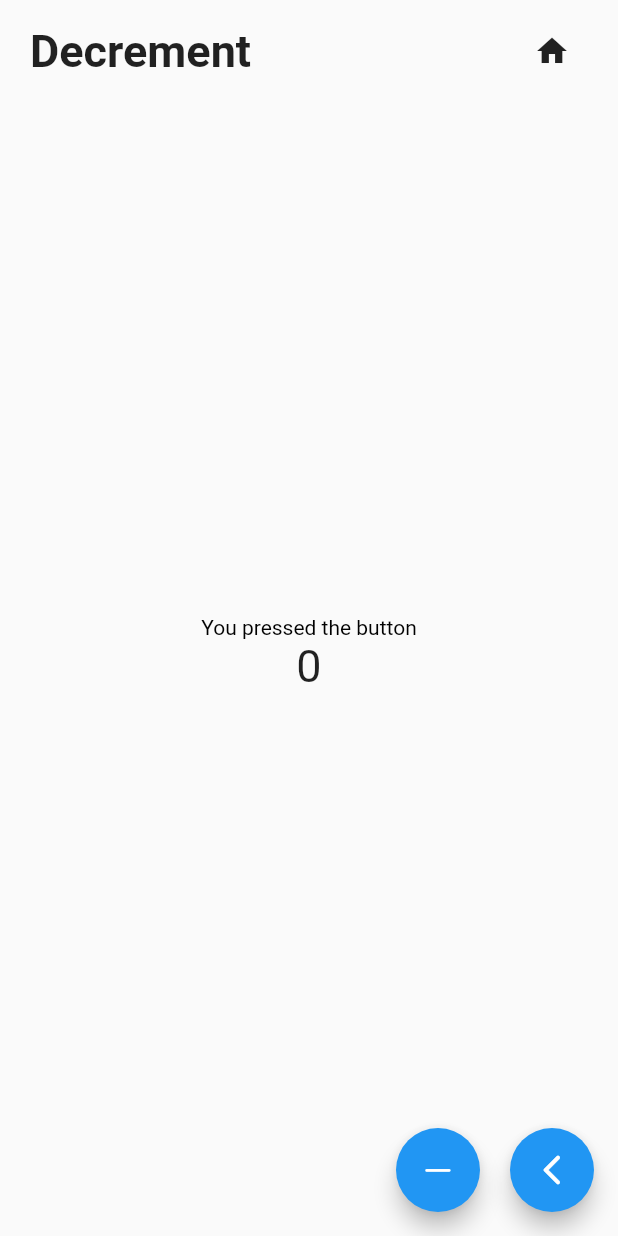
After one commit to priyanshipandya/Practical5, a Flutter app: the Dec screen opened by its route, on a phone screen of 412 x 824 dp. The commit adds this screen. Run offline on Flutter 3.47's test engine with Material 2 defaults, Android fonts, the phone set to English and light mode, and no system bars; network calls fail.

Commit message:
Added Navigation

```diff
--- /dev/null
+++ b/lib/Navigation/custom_page_route.dart
@@ -0,0 +1,26 @@
+import 'package:flutter/material.dart';
+
+class CustomPageRoute extends PageRouteBuilder{
+  final Widget page;
+
+  CustomPageRoute({required this.page})
+      : super(
+          pageBuilder: (
+            BuildContext context,
+            Animation<double> animation,
+            Animation<double> secondaryAnimation,
+          ) =>
+              page,
+          transitionsBuilder: (
+            BuildContext context,
+            Animation<double> animation,
+            Animation<double> secondaryAnimation,
+            Widget child,
+          ) =>
+              SlideTransition(
+            position: Tween<Offset>(begin: Offset(-1, 0), end: Offset.zero)
+                .animate(animation),
+                child: child,
+          ),
+        );
+}
--- a/lib/custom_widgets/clickable_artical.dart
+++ b/lib/custom_widgets/clickable_artical.dart
@@ -46,7 +46,7 @@ class _ClickableArticaleState extends State<ClickableArticale> {
                       crossAxisAlignment: CrossAxisAlignment.start,
                       children: [
                         Hero(
-                          tag: "myimage$index",
+                          tag: "myimage${newsList[index].title!}",
                           transitionOnUserGestures: true,
                           child: Image.network(
                             newsList[index].imageUrl!,
--- a/lib/custom_widgets/custom_text_field.dart
+++ b/lib/custom_widgets/custom_text_field.dart
@@ -56,6 +56,7 @@ class _CustomTextFieldState extends State<CustomTextField> {
                     icon: Icon(Icons.highlight_remove),
                     onPressed: () {
                       ctr.clear();
+                      widget.callBackFunction(ctr.text);
                     },
                   )
                 : null,
--- a/lib/main.dart
+++ b/lib/main.dart
@@ -1,9 +1,10 @@
 import 'dart:convert';
-
 import 'package:flutter/material.dart';
 import 'package:flutter/services.dart';
 import 'package:practical5/screens/home_page.dart';
-import 'package:practical5/screens/landing_page.dart';
+import 'package:practical5/screens/inc.dart';
+import 'package:practical5/screens/dec.dart';
+
 
 Future<void> main() async {
   WidgetsFlutterBinding.ensureInitialized();
@@ -11,15 +12,24 @@ Future<void> main() async {
   runApp(MyApp());
 }
 
+final GlobalKey<NavigatorState> navKey = GlobalKey();
+
 class MyApp extends StatelessWidget {
-  const MyApp({Key? key}) : super(key: key);
+  MyApp({Key? key}) : super(key: key);
 
   @override
   Widget build(BuildContext context) {
-    return const MaterialApp(
+    return MaterialApp(
       debugShowCheckedModeBanner: false,
       title: "Best Folk Medicine",
-      home: HomePage(),
+      initialRoute: '/',
+      routes: {
+        '/' : (context) => HomePage(),
+        '/Inc' : (context) => Inc(numbers: 0,),
+        '/Dec' : (context) => Dec(),
+      },
+      navigatorKey: navKey,
+      // home: HomePage(),
     );
   }
 }
--- /dev/null
+++ b/lib/screens/dec.dart
@@ -0,0 +1,102 @@
+import 'package:flutter/cupertino.dart';
+import 'package:flutter/material.dart';
+import 'package:practical5/Navigation/custom_page_route.dart';
+
+import '../main.dart';
+import 'inc.dart';
+
+class Dec extends StatefulWidget {
+  const Dec({Key? key}) : super(key: key);
+
+  @override
+  State<Dec> createState() => _DecState();
+}
+
+class _DecState extends State<Dec> {
+  int number = 0;
+
+  @override
+  void didChangeDependencies() {
+    // TODO: implement didChangeDependencies
+    super.didChangeDependencies();
+    if (ModalRoute.of(context)!.settings.arguments != null) {
+      number = ModalRoute.of(context)!.settings.arguments as int;
+    }
+  }
+
+  @override
+  Widget build(BuildContext context) {
+    return Scaffold(
+      body: SafeArea(
+        child: Padding(
+          padding: EdgeInsets.symmetric(horizontal: 20.0, vertical: 10),
+          child: Column(
+            crossAxisAlignment: CrossAxisAlignment.start,
+            mainAxisAlignment: MainAxisAlignment.spaceBetween,
+            children: [
+              Row(
+                mainAxisAlignment: MainAxisAlignment.spaceBetween,
+                children: [
+                  Text(
+                    "Decrement",
+                    style: TextStyle(
+                      fontSize: 30,
+                      fontWeight: FontWeight.bold,
+                    ),
+                  ),
+                  IconButton(
+                    onPressed: () => navKey.currentState?.popUntil((route) => route.isFirst),
+                    icon: Icon(Icons.home),
+                  ),
+                ],
+              ),
+              Center(
+                child: Column(
+                  children: [
+                    Text(
+                      "You pressed the button",
+                      style: TextStyle(color: Colors.black),
+                    ),
+                    Text(
+                      "$number",
+                      textAlign: TextAlign.center,
+                      style: TextStyle(fontSize: 30),
+                    ),
+                  ],
+                ),
+              ),
+              SizedBox(),
+            ],
+          ),
+        ),
+      ),
+      floatingActionButton:
+          Row(mainAxisAlignment: MainAxisAlignment.end, children: [
+            FloatingActionButton(
+              heroTag: 'button 1',
+              onPressed: () {
+                setState(() {
+                  number--;
+                });
+              },
+              child: Icon(CupertinoIcons.minus),
+            ),
+            SizedBox(
+              width: 20,
+            ),
+            FloatingActionButton(
+              heroTag: 'button 2',
+              onPressed: () {
+                setState(() {
+                  Navigator.of(context).push(
+                    CustomPageRoute(page: Inc(numbers: number,),),
+                  );
+                });
+              },
+              child: Icon(Icons.arrow_back_ios_new_rounded),
+            ),
+      ]),
+      floatingActionButtonLocation: FloatingActionButtonLocation.endFloat,
+    );
+  }
+}
--- a/lib/screens/home_page.dart
+++ b/lib/screens/home_page.dart
@@ -1,6 +1,7 @@
 import 'package:flutter/cupertino.dart';
 import 'package:flutter/material.dart';
 import 'package:practical5/screens/fav_page.dart';
+import 'package:practical5/screens/inc.dart';
 import 'package:practical5/screens/settings.dart';
 import 'package:practical5/screens/store.dart';
 
@@ -14,7 +15,7 @@ class HomePage extends StatefulWidget {
 }
 
 class _HomePageState extends State<HomePage> {
-  List pages = [LandingPage(), StorePage(), FavPage(), SettingPage()];
+  List pages = [LandingPage(), StorePage(), FavPage(), SettingPage(), Inc(numbers: 0,)];
   int selectedIndex = 0;
 
   @override
@@ -42,6 +43,7 @@ class _HomePageState extends State<HomePage> {
               icon: Icon(CupertinoIcons.star_fill), label: "Favourite"),
           BottomNavigationBarItem(
               icon: Icon(Icons.settings), label: "Settings"),
+          BottomNavigationBarItem(icon: Icon(Icons.add), label: "IcrDec")
         ],
         onTap: (index) {
           setState(() {
--- a/lib/screens/landing_page.dart
+++ b/lib/screens/landing_page.dart
@@ -16,6 +16,7 @@ class LandingPage extends StatefulWidget {
 }
 
 class _LandingPageState extends State<LandingPage> {
+
   List categories = [
     'Drinks & Smoothies',
     'Fruits & Veggies',
@@ -28,9 +29,13 @@ class _LandingPageState extends State<LandingPage> {
   bool _loading = false;
 
   void getData() async {
+
     setState(() {
       _loading = true;
+      newsList = [];
+      filteredNews = [];
     });
+
     http.Response response =
         await http.get(Uri.parse("https://inshorts.deta.dev/news?category="));
     if (response.statusCode == 200) {
--- a/lib/screens/newspage.dart
+++ b/lib/screens/newspage.dart
@@ -51,6 +51,7 @@ class _NewsPageState extends State<NewsPage> {
                   ),
                 ),
                 Hero(
+
                   tag: 'myimage${widget.news.title}',
                   child: Image.network(
                     widget.news.imageUrl!,
--- a/lib/screens/store.dart
+++ b/lib/screens/store.dart
@@ -15,6 +15,8 @@ class _StorePageState extends State<StorePage> {
 
   getBooks() {
     setState(() {
+      BookList = [];
+      filteredBooks = [];
       BookStore.forEach((key, value) {
         BookList.add(Book(key, value));
       });
@@ -62,8 +64,7 @@ class _StorePageState extends State<StorePage> {
                 });
               }),
               getValueFromChild == null ||
-                      getValueFromChild!.trim() == '' ||
-                      getValueFromChild!.isEmpty
+                      getValueFromChild!.trim() == ''
                   ? Flexible(
                       child: Padding(
                         padding: const EdgeInsets.only(top: 10.0),
```
Also changed, not shown: lib/screens/inc.dart (added, +94 -0 lines), pubspec.lock, 2 other files.
